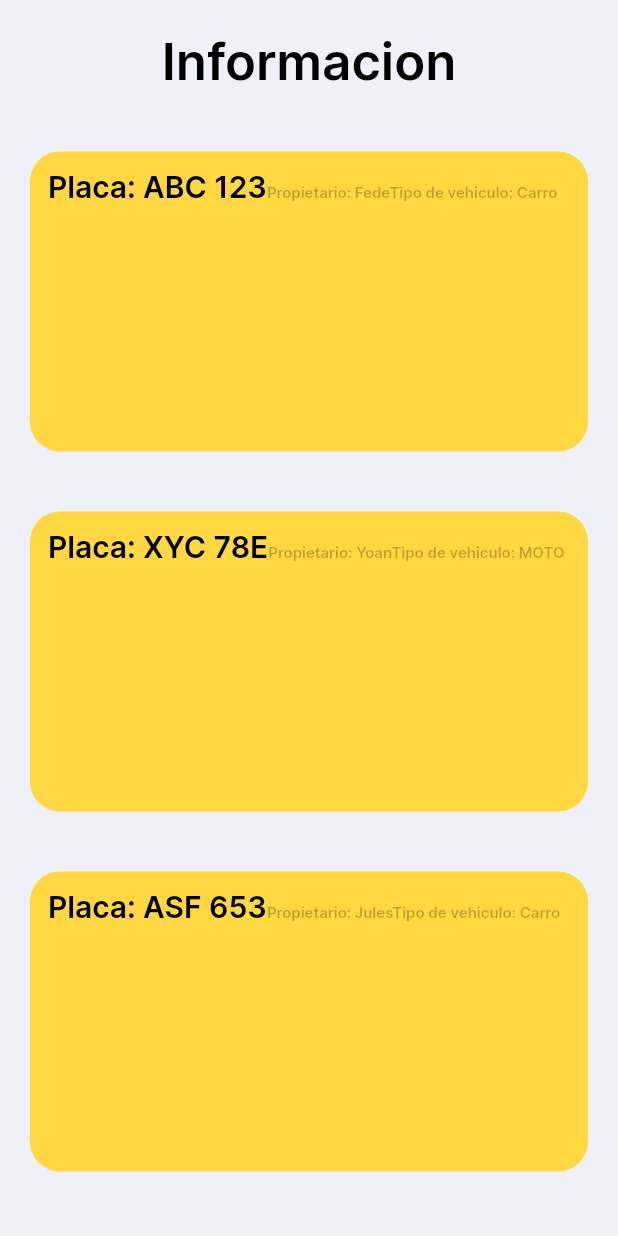
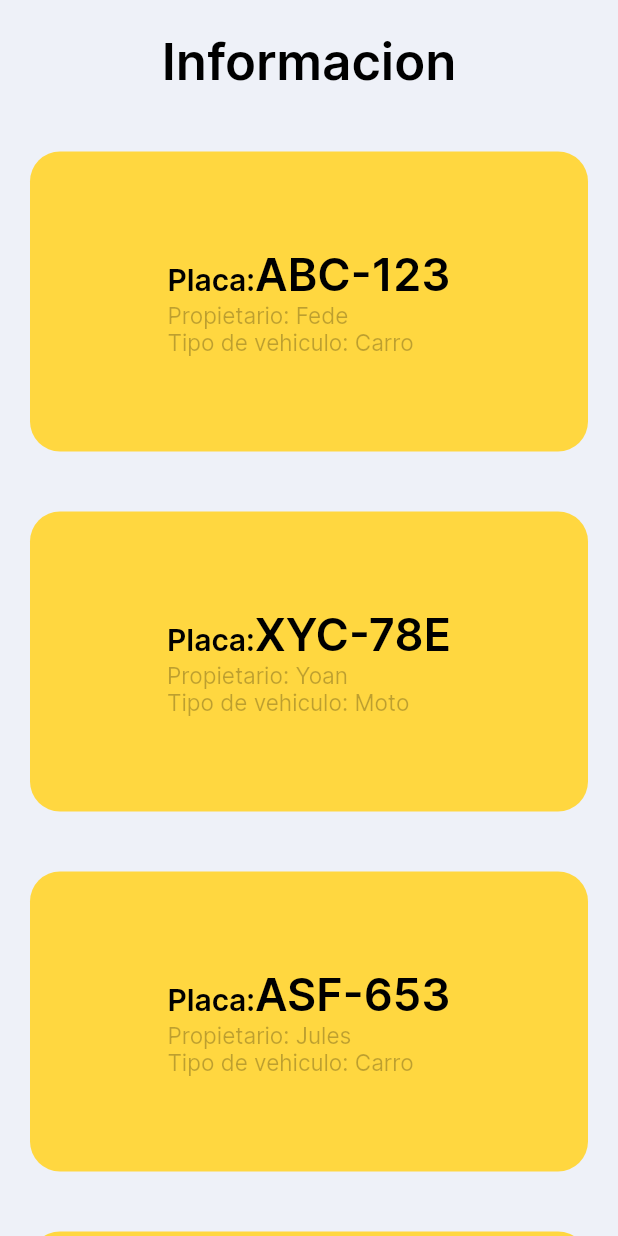
Before and after one commit to Maxtro2002/Final_Desarrollo_Movil, a Flutter app: the HomeScreen screen opened directly, on a phone screen of 412 x 824 dp. Run offline on Flutter 3.47's test engine with Material 2 defaults, Android fonts, the phone set to English and light mode, and no system bars; our stand-ins replace flutter_svg, rive.

```diff
--- a/lib/models/placa.dart
+++ b/lib/models/placa.dart
@@ -17,7 +17,9 @@ class Plate {
 
 List<Plate> userVehicles = [
   Plate(carPlateLetter: "ABC", carPlateNumbers: "123", vehicleTyper: "Carro", propetary: "Fede"),
-  Plate(carPlateLetter: "XYC", carPlateNumbers: "78E", vehicleTyper: "MOTO", propetary: "Yoan"),
+  Plate(carPlateLetter: "XYC", carPlateNumbers: "78E", vehicleTyper: "Moto", propetary: "Yoan"),
+  Plate(carPlateLetter: "ASF", carPlateNumbers: "653", vehicleTyper: "Carro", propetary: "Jules"),
   Plate(carPlateLetter: "ASF", carPlateNumbers: "653", vehicleTyper: "Carro", propetary: "Jules")
 
+
 ];
--- a/lib/screens/home/homeScreen.dart
+++ b/lib/screens/home/homeScreen.dart
@@ -36,12 +36,12 @@ class HomeScreen extends StatelessWidget {
                             color: Colors.amberAccent,
                             borderRadius: BorderRadius.all(Radius.circular(20)),
                           ),
+                          child: Center(
                             child: Padding(
                               padding: const EdgeInsets.all(12),
                               child: RichText(
                                 text: TextSpan(
-                                text:
-                                    "Placa: ${userVehicles[index].carPlateLetter} ${userVehicles[index].carPlateNumbers}",
+                                  text: "Placa:",
                                   style: Theme.of(context)
                                       .textTheme
                                       .headlineMedium!
@@ -52,27 +52,39 @@ class HomeScreen extends StatelessWidget {
                                   children: [
                                     TextSpan(
                                       text:
-                                        "Propietario: ${userVehicles[index].propetary}",
+                                          "${userVehicles[index].carPlateLetter}-${userVehicles[index].carPlateNumbers}",
+                                      style: Theme.of(context)
+                                          .textTheme
+                                          .headlineMedium!
+                                          .copyWith(
+                                              color: Colors.black,
+                                              fontWeight: FontWeight.w600,
+                                              fontSize: 30),
+                                    ),
+                                    TextSpan(
+                                      text:
+                                          "\nPropietario: ${userVehicles[index].propetary}",
                                       style: Theme.of(context)
                                           .textTheme
                                           .headlineMedium!
                                           .copyWith(
                                               color: Colors.black26,
-                                            fontWeight: FontWeight.w600,
-                                            fontSize: 10),
+                                              fontWeight: FontWeight.normal,
+                                              fontSize: 15),
                                     ),
                                     TextSpan(
                                       text:
-                                        "Tipo de vehiculo: ${userVehicles[index].vehicleTyper}",
+                                          "\nTipo de vehiculo: ${userVehicles[index].vehicleTyper}",
                                       style: Theme.of(context)
                                           .textTheme
                                           .headlineMedium!
                                           .copyWith(
                                               color: Colors.black26,
-                                            fontWeight: FontWeight.w600,
-                                            fontSize: 10),
+                                              fontWeight: FontWeight.normal,
+                                              fontSize: 15),
                                     )
                                   ],
+                                ),
                               ),
                             ),
                           ),
```
Lines whose indentation alone changed are shown as unchanged.
